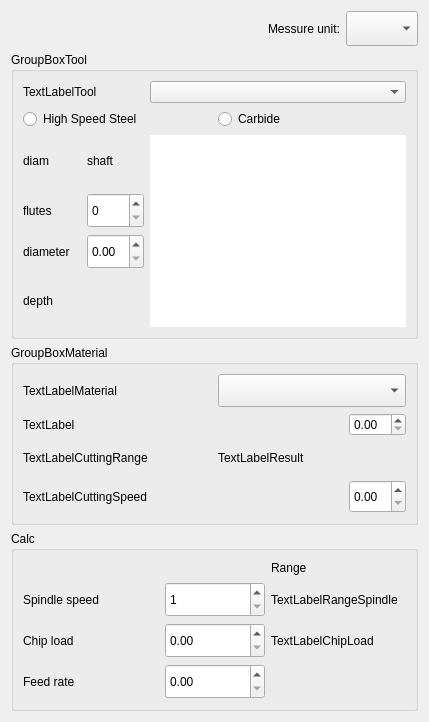
First picture: the form in sources/forms/sMaterial.ui, repository eduard-x/cnc-qt, before the edit.
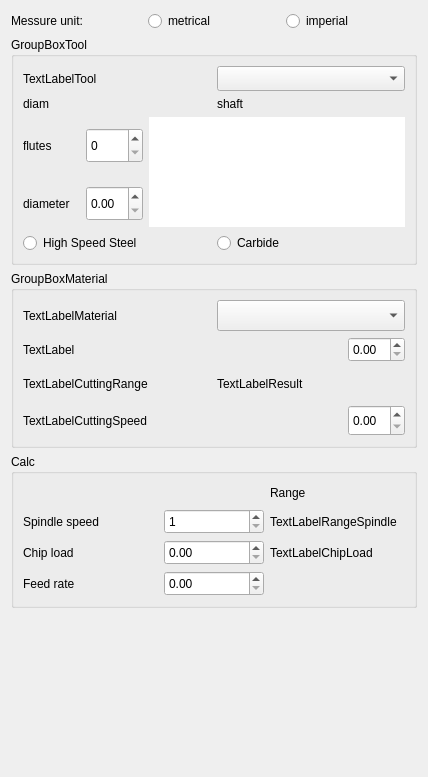
Second picture: the form after the edit.

```diff
--- a/sources/forms/sMaterial.ui
+++ b/sources/forms/sMaterial.ui
@@ -6,8 +6,8 @@
    <rect>
     <x>0</x>
     <y>0</y>
-    <width>429</width>
-    <height>722</height>
+    <width>428</width>
+    <height>777</height>
    </rect>
   </property>
   <property name="sizePolicy">
@@ -22,22 +22,6 @@
   <layout class="QGridLayout" name="gridLayout_3">
    <item row="0" column="0">
     <layout class="QHBoxLayout" name="horizontalLayout">
-     <item>
-      <spacer name="horizontalSpacer">
-       <property name="orientation">
-        <enum>Qt::Horizontal</enum>
-       </property>
-       <property name="sizeType">
-        <enum>QSizePolicy::MinimumExpanding</enum>
-       </property>
-       <property name="sizeHint" stdset="0">
-        <size>
-         <width>40</width>
-         <height>20</height>
-        </size>
-       </property>
-      </spacer>
-     </item>
      <item>
       <widget class="QLabel" name="labelUnit">
        <property name="accessibleDescription">
@@ -49,15 +33,16 @@
       </widget>
      </item>
      <item>
-      <widget class="QComboBox" name="comboUnit">
-       <property name="minimumSize">
-        <size>
-         <width>0</width>
-         <height>35</height>
-        </size>
+      <widget class="QRadioButton" name="radioButtonMetric">
+       <property name="text">
+        <string>metrical</string>
        </property>
-       <property name="accessibleDescription">
-        <string notr="true"/>
+      </widget>
+     </item>
+     <item>
+      <widget class="QRadioButton" name="radioButtonImperial">
+       <property name="text">
+        <string>imperial</string>
        </property>
       </widget>
      </item>
@@ -66,7 +51,7 @@
    <item row="1" column="0">
     <widget class="QGroupBox" name="groupTool">
      <property name="sizePolicy">
-      <sizepolicy hsizetype="Minimum" vsizetype="Minimum">
+      <sizepolicy hsizetype="MinimumExpanding" vsizetype="Minimum">
        <horstretch>0</horstretch>
        <verstretch>0</verstretch>
       </sizepolicy>
@@ -77,37 +62,53 @@
      <property name="title">
       <string>GroupBoxTool</string>
      </property>
-     <layout class="QGridLayout" name="gridLayout">
-      <item row="0" column="1">
-       <widget class="QComboBox" name="comboBoxTool">
-        <property name="sizePolicy">
-         <sizepolicy hsizetype="MinimumExpanding" vsizetype="Fixed">
-          <horstretch>0</horstretch>
-          <verstretch>0</verstretch>
-         </sizepolicy>
-        </property>
-        <property name="accessibleDescription">
-         <string notr="true"/>
-        </property>
-       </widget>
+     <layout class="QGridLayout" name="gridLayout_2">
+      <item row="0" column="0" colspan="2">
+       <layout class="QHBoxLayout" name="horizontalLayout_10">
+        <item>
+         <widget class="QLabel" name="labelTool">
+          <property name="sizePolicy">
+           <sizepolicy hsizetype="MinimumExpanding" vsizetype="Preferred">
+            <horstretch>0</horstretch>
+            <verstretch>0</verstretch>
+           </sizepolicy>
+          </property>
+          <property name="minimumSize">
+           <size>
+            <width>0</width>
+            <height>25</height>
+           </size>
+          </property>
+          <property name="accessibleDescription">
+           <string notr="true"/>
+          </property>
+          <property name="text">
+           <string>TextLabelTool</string>
+          </property>
+         </widget>
+        </item>
+        <item>
+         <widget class="QComboBox" name="comboBoxTool">
+          <property name="sizePolicy">
+           <sizepolicy hsizetype="MinimumExpanding" vsizetype="Fixed">
+            <horstretch>0</horstretch>
+            <verstretch>0</verstretch>
+           </sizepolicy>
+          </property>
+          <property name="minimumSize">
+           <size>
+            <width>0</width>
+            <height>25</height>
+           </size>
+          </property>
+          <property name="accessibleDescription">
+           <string notr="true"/>
+          </property>
+         </widget>
+        </item>
+       </layout>
       </item>
-      <item row="0" column="0">
-       <widget class="QLabel" name="labelTool">
-        <property name="sizePolicy">
-         <sizepolicy hsizetype="MinimumExpanding" vsizetype="Preferred">
-          <horstretch>0</horstretch>
-          <verstretch>0</verstretch>
-         </sizepolicy>
-        </property>
-        <property name="accessibleDescription">
-         <string notr="true"/>
-        </property>
-        <property name="text">
-         <string>TextLabelTool</string>
-        </property>
-       </widget>
-      </item>
-      <item row="2" column="0">
+      <item row="1" column="0" colspan="2">
        <layout class="QHBoxLayout" name="horizontalLayout_5">
         <item>
          <widget class="QLabel" name="labelDiam">
@@ -143,7 +144,7 @@
         </item>
        </layout>
       </item>
-      <item row="3" column="0">
+      <item row="2" column="0">
        <layout class="QHBoxLayout" name="horizontalLayout_2">
         <item>
          <widget class="QLabel" name="labelFlutes">
@@ -169,6 +170,12 @@
             <verstretch>0</verstretch>
            </sizepolicy>
           </property>
+          <property name="minimumSize">
+           <size>
+            <width>0</width>
+            <height>25</height>
+           </size>
+          </property>
           <property name="maximumSize">
            <size>
             <width>75</width>
@@ -179,41 +186,7 @@
         </item>
        </layout>
       </item>
-      <item row="5" column="0">
-       <widget class="QLabel" name="labelMaxDepth">
-        <property name="sizePolicy">
-         <sizepolicy hsizetype="Minimum" vsizetype="Minimum">
-          <horstretch>0</horstretch>
-          <verstretch>0</verstretch>
-         </sizepolicy>
-        </property>
-        <property name="accessibleDescription">
-         <string notr="true"/>
-        </property>
-        <property name="text">
-         <string>depth</string>
-        </property>
-       </widget>
-      </item>
-      <item row="1" column="0" colspan="2">
-       <layout class="QHBoxLayout" name="horizontalLayout_4">
-        <item>
-         <widget class="QRadioButton" name="radioButton">
-          <property name="text">
-           <string>High Speed Steel</string>
-          </property>
-         </widget>
-        </item>
-        <item>
-         <widget class="QRadioButton" name="radioButton_2">
-          <property name="text">
-           <string>Carbide</string>
-          </property>
-         </widget>
-        </item>
-       </layout>
-      </item>
-      <item row="2" column="1" rowspan="4">
+      <item row="2" column="1" rowspan="2">
        <widget class="QGraphicsView" name="graphicsView">
         <property name="sizePolicy">
          <sizepolicy hsizetype="Minimum" vsizetype="Minimum">
@@ -250,7 +223,7 @@
         </property>
        </widget>
       </item>
-      <item row="4" column="0">
+      <item row="3" column="0">
        <layout class="QHBoxLayout" name="horizontalLayout_3">
         <item>
          <widget class="QLabel" name="labelDiameter">
@@ -276,6 +249,12 @@
             <verstretch>0</verstretch>
            </sizepolicy>
           </property>
+          <property name="minimumSize">
+           <size>
+            <width>0</width>
+            <height>25</height>
+           </size>
+          </property>
           <property name="maximumSize">
            <size>
             <width>75</width>
@@ -286,13 +265,31 @@
         </item>
        </layout>
       </item>
+      <item row="4" column="0" colspan="2">
+       <layout class="QHBoxLayout" name="horizontalLayout_4">
+        <item>
+         <widget class="QRadioButton" name="radioButton">
+          <property name="text">
+           <string>High Speed Steel</string>
+          </property>
+         </widget>
+        </item>
+        <item>
+         <widget class="QRadioButton" name="radioButton_2">
+          <property name="text">
+           <string>Carbide</string>
+          </property>
+         </widget>
+        </item>
+       </layout>
+      </item>
      </layout>
     </widget>
    </item>
    <item row="2" column="0">
     <widget class="QGroupBox" name="groupMaterial">
      <property name="sizePolicy">
-      <sizepolicy hsizetype="Minimum" vsizetype="Minimum">
+      <sizepolicy hsizetype="MinimumExpanding" vsizetype="Minimum">
        <horstretch>0</horstretch>
        <verstretch>0</verstretch>
       </sizepolicy>
@@ -303,9 +300,12 @@
      <property name="title">
       <string>GroupBoxMaterial</string>
      </property>
-     <layout class="QGridLayout" name="gridLayout_2">
-      <item row="0" column="0">
+     <layout class="QVBoxLayout" name="verticalLayout">
+      <item>
        <layout class="QHBoxLayout" name="horizontalLayout_6">
+        <property name="sizeConstraint">
+         <enum>QLayout::SetDefaultConstraint</enum>
+        </property>
         <item>
          <widget class="QLabel" name="labelMaterial">
           <property name="sizePolicy">
@@ -336,6 +336,12 @@
             <verstretch>0</verstretch>
            </sizepolicy>
           </property>
+          <property name="minimumSize">
+           <size>
+            <width>0</width>
+            <height>25</height>
+           </size>
+          </property>
           <property name="accessibleDescription">
            <string notr="true"/>
           </property>
@@ -343,7 +349,7 @@
         </item>
        </layout>
       </item>
-      <item row="1" column="0">
+      <item>
        <layout class="QHBoxLayout" name="horizontalLayout_9">
         <item>
          <widget class="QLabel" name="labelDepthMaterial">
@@ -359,11 +365,18 @@
          </widget>
         </item>
         <item>
-         <widget class="QDoubleSpinBox" name="doubleSpinBox"/>
+         <widget class="QDoubleSpinBox" name="doubleSpinBox">
+          <property name="minimumSize">
+           <size>
+            <width>0</width>
+            <height>25</height>
+           </size>
+          </property>
+         </widget>
         </item>
        </layout>
       </item>
-      <item row="2" column="0">
+      <item>
        <layout class="QHBoxLayout" name="horizontalLayout_8">
         <item>
          <widget class="QLabel" name="labelCuttingRange">
@@ -411,7 +424,7 @@
         </item>
        </layout>
       </item>
-      <item row="3" column="0">
+      <item>
        <layout class="QHBoxLayout" name="horizontalLayout_7">
         <item>
          <widget class="QLabel" name="labelCuttingSpeed">
@@ -446,7 +459,7 @@
           <property name="minimumSize">
            <size>
             <width>0</width>
-            <height>31</height>
+            <height>25</height>
            </size>
           </property>
          </widget>
@@ -459,7 +472,7 @@
    <item row="3" column="0">
     <widget class="QGroupBox" name="groupCalc">
      <property name="sizePolicy">
-      <sizepolicy hsizetype="Minimum" vsizetype="Minimum">
+      <sizepolicy hsizetype="MinimumExpanding" vsizetype="Minimum">
        <horstretch>0</horstretch>
        <verstretch>0</verstretch>
       </sizepolicy>
@@ -476,7 +489,23 @@
      <property name="title">
       <string>Calc</string>
      </property>
-     <layout class="QGridLayout" name="gridLayout_15">
+     <layout class="QGridLayout" name="gridLayout">
+      <item row="0" column="2">
+       <widget class="QLabel" name="labelRange">
+        <property name="sizePolicy">
+         <sizepolicy hsizetype="Minimum" vsizetype="Preferred">
+          <horstretch>0</horstretch>
+          <verstretch>0</verstretch>
+         </sizepolicy>
+        </property>
+        <property name="accessibleDescription">
+         <string notr="true"/>
+        </property>
+        <property name="text">
+         <string>Range</string>
+        </property>
+       </widget>
+      </item>
       <item row="1" column="0">
        <widget class="QLabel" name="labelSpendleSpeed">
         <property name="sizePolicy">
@@ -493,6 +522,31 @@
         </property>
        </widget>
       </item>
+      <item row="1" column="1">
+       <widget class="QSpinBox" name="doubleSpinSpindleSpeed">
+        <property name="minimumSize">
+         <size>
+          <width>0</width>
+          <height>25</height>
+         </size>
+        </property>
+        <property name="maximumSize">
+         <size>
+          <width>100</width>
+          <height>35</height>
+         </size>
+        </property>
+        <property name="minimum">
+         <number>1</number>
+        </property>
+        <property name="maximum">
+         <number>30000</number>
+        </property>
+        <property name="singleStep">
+         <number>100</number>
+        </property>
+       </widget>
+      </item>
       <item row="1" column="2">
        <widget class="QLabel" name="labelRangeSpindle">
         <property name="sizePolicy">
@@ -525,28 +579,12 @@
         </property>
        </widget>
       </item>
-      <item row="0" column="2">
-       <widget class="QLabel" name="labelRange">
-        <property name="sizePolicy">
-         <sizepolicy hsizetype="Minimum" vsizetype="Preferred">
-          <horstretch>0</horstretch>
-          <verstretch>0</verstretch>
-         </sizepolicy>
-        </property>
-        <property name="accessibleDescription">
-         <string notr="true"/>
-        </property>
-        <property name="text">
-         <string>Range</string>
-        </property>
-       </widget>
-      </item>
       <item row="2" column="1">
        <widget class="QDoubleSpinBox" name="doubleSpinChipLoad">
         <property name="minimumSize">
          <size>
           <width>0</width>
-          <height>35</height>
+          <height>25</height>
          </size>
         </property>
         <property name="maximumSize">
@@ -594,7 +632,7 @@
         <property name="minimumSize">
          <size>
           <width>0</width>
-          <height>35</height>
+          <height>25</height>
          </size>
         </property>
         <property name="maximumSize">
@@ -608,34 +646,54 @@
         </property>
        </widget>
       </item>
-      <item row="1" column="1">
-       <widget class="QSpinBox" name="doubleSpinSpindleSpeed">
-        <property name="minimumSize">
-         <size>
-          <width>0</width>
-          <height>35</height>
-         </size>
+      <item row="0" column="0" colspan="2">
+       <spacer name="horizontalSpacer_2">
+        <property name="orientation">
+         <enum>Qt::Horizontal</enum>
         </property>
-        <property name="maximumSize">
+        <property name="sizeType">
+         <enum>QSizePolicy::Minimum</enum>
+        </property>
+        <property name="sizeHint" stdset="0">
          <size>
-          <width>100</width>
-          <height>35</height>
+          <width>40</width>
+          <height>20</height>
          </size>
         </property>
-        <property name="minimum">
-         <number>1</number>
+       </spacer>
+      </item>
+      <item row="3" column="2">
+       <spacer name="horizontalSpacer">
+        <property name="orientation">
+         <enum>Qt::Horizontal</enum>
         </property>
-        <property name="maximum">
-         <number>30000</number>
+        <property name="sizeType">
+         <enum>QSizePolicy::Minimum</enum>
         </property>
-        <property name="singleStep">
-         <number>100</number>
+        <property name="sizeHint" stdset="0">
+         <size>
+          <width>40</width>
+          <height>20</height>
+         </size>
         </property>
-       </widget>
+       </spacer>
       </item>
      </layout>
     </widget>
    </item>
+   <item row="4" column="0">
+    <spacer name="verticalSpacer">
+     <property name="orientation">
+      <enum>Qt::Vertical</enum>
+     </property>
+     <property name="sizeHint" stdset="0">
+      <size>
+       <width>20</width>
+       <height>40</height>
+      </size>
+     </property>
+    </spacer>
+   </item>
   </layout>
  </widget>
  <resources/>
```
